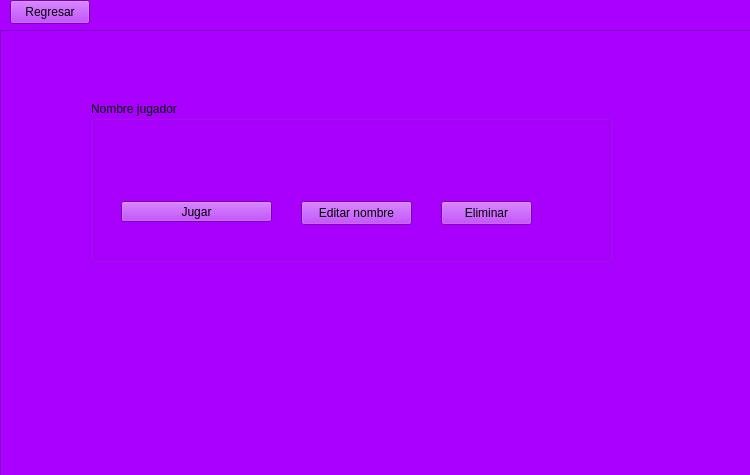
Before: the Qt Designer form ventanacontinuar.ui in AdrianMP16/JuegoCuarenta_QT, drawn with Qt 5.
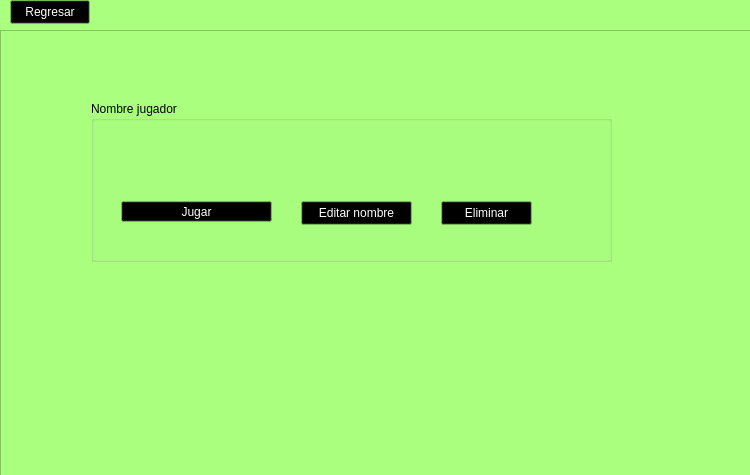
After: the same form once the commit is applied.

The edit to the form file:
```diff
--- a/ventanacontinuar.ui
+++ b/ventanacontinuar.ui
@@ -25,17 +25,17 @@
      <colorrole role="Button">
       <brush brushstyle="SolidPattern">
        <color alpha="255">
-        <red>170</red>
+        <red>0</red>
         <green>0</green>
-        <blue>255</blue>
+        <blue>0</blue>
        </color>
       </brush>
      </colorrole>
      <colorrole role="Light">
       <brush brushstyle="SolidPattern">
        <color alpha="255">
-        <red>212</red>
-        <green>127</green>
+        <red>255</red>
+        <green>255</green>
         <blue>255</blue>
        </color>
       </brush>
@@ -43,9 +43,9 @@
      <colorrole role="Midlight">
       <brush brushstyle="SolidPattern">
        <color alpha="255">
-        <red>191</red>
-        <green>63</green>
-        <blue>255</blue>
+        <red>212</red>
+        <green>255</green>
+        <blue>190</blue>
        </color>
       </brush>
      </colorrole>
@@ -53,8 +53,8 @@
       <brush brushstyle="SolidPattern">
        <color alpha="255">
         <red>85</red>
-        <green>0</green>
-        <blue>127</blue>
+        <green>127</green>
+        <blue>63</blue>
        </color>
       </brush>
      </colorrole>
@@ -62,8 +62,8 @@
       <brush brushstyle="SolidPattern">
        <color alpha="255">
         <red>113</red>
-        <green>0</green>
-        <blue>170</blue>
+        <green>170</green>
+        <blue>85</blue>
        </color>
       </brush>
      </colorrole>
@@ -88,18 +88,18 @@
      <colorrole role="ButtonText">
       <brush brushstyle="SolidPattern">
        <color alpha="255">
-        <red>0</red>
-        <green>0</green>
-        <blue>0</blue>
+        <red>255</red>
+        <green>255</green>
+        <blue>255</blue>
        </color>
       </brush>
      </colorrole>
      <colorrole role="Base">
       <brush brushstyle="SolidPattern">
        <color alpha="255">
-        <red>255</red>
+        <red>170</red>
         <green>255</green>
-        <blue>255</blue>
+        <blue>127</blue>
        </color>
       </brush>
      </colorrole>
@@ -107,8 +107,8 @@
       <brush brushstyle="SolidPattern">
        <color alpha="255">
         <red>170</red>
-        <green>0</green>
-        <blue>255</blue>
+        <green>255</green>
+        <blue>127</blue>
        </color>
       </brush>
      </colorrole>
@@ -121,12 +121,21 @@
        </color>
       </brush>
      </colorrole>
+     <colorrole role="HighlightedText">
+      <brush brushstyle="SolidPattern">
+       <color alpha="255">
+        <red>255</red>
+        <green>255</green>
+        <blue>255</blue>
+       </color>
+      </brush>
+     </colorrole>
      <colorrole role="AlternateBase">
       <brush brushstyle="SolidPattern">
        <color alpha="255">
         <red>212</red>
-        <green>127</green>
-        <blue>255</blue>
+        <green>255</green>
+        <blue>191</blue>
        </color>
       </brush>
      </colorrole>
@@ -180,17 +189,17 @@
      <colorrole role="Button">
       <brush brushstyle="SolidPattern">
        <color alpha="255">
-        <red>170</red>
+        <red>0</red>
         <green>0</green>
-        <blue>255</blue>
+        <blue>0</blue>
        </color>
       </brush>
      </colorrole>
      <colorrole role="Light">
       <brush brushstyle="SolidPattern">
        <color alpha="255">
-        <red>212</red>
-        <green>127</green>
+        <red>255</red>
+        <green>255</green>
         <blue>255</blue>
        </color>
       </brush>
@@ -198,9 +207,9 @@
      <colorrole role="Midlight">
       <brush brushstyle="SolidPattern">
        <color alpha="255">
-        <red>191</red>
-        <green>63</green>
-        <blue>255</blue>
+        <red>212</red>
+        <green>255</green>
+        <blue>190</blue>
        </color>
       </brush>
      </colorrole>
@@ -208,8 +217,8 @@
       <brush brushstyle="SolidPattern">
        <color alpha="255">
         <red>85</red>
-        <green>0</green>
-        <blue>127</blue>
+        <green>127</green>
+        <blue>63</blue>
        </color>
       </brush>
      </colorrole>
@@ -217,8 +226,8 @@
       <brush brushstyle="SolidPattern">
        <color alpha="255">
         <red>113</red>
-        <green>0</green>
-        <blue>170</blue>
+        <green>170</green>
+        <blue>85</blue>
        </color>
       </brush>
      </colorrole>
@@ -243,18 +252,18 @@
      <colorrole role="ButtonText">
       <brush brushstyle="SolidPattern">
        <color alpha="255">
-        <red>0</red>
-        <green>0</green>
-        <blue>0</blue>
+        <red>255</red>
+        <green>255</green>
+        <blue>255</blue>
        </color>
       </brush>
      </colorrole>
      <colorrole role="Base">
       <brush brushstyle="SolidPattern">
        <color alpha="255">
-        <red>255</red>
+        <red>170</red>
         <green>255</green>
-        <blue>255</blue>
+        <blue>127</blue>
        </color>
       </brush>
      </colorrole>
@@ -262,8 +271,8 @@
       <brush brushstyle="SolidPattern">
        <color alpha="255">
         <red>170</red>
-        <green>0</green>
-        <blue>255</blue>
+        <green>255</green>
+        <blue>127</blue>
        </color>
       </brush>
      </colorrole>
@@ -276,12 +285,21 @@
        </color>
       </brush>
      </colorrole>
+     <colorrole role="HighlightedText">
+      <brush brushstyle="SolidPattern">
+       <color alpha="255">
+        <red>255</red>
+        <green>255</green>
+        <blue>255</blue>
+       </color>
+      </brush>
+     </colorrole>
      <colorrole role="AlternateBase">
       <brush brushstyle="SolidPattern">
        <color alpha="255">
         <red>212</red>
-        <green>127</green>
-        <blue>255</blue>
+        <green>255</green>
+        <blue>191</blue>
        </color>
       </brush>
      </colorrole>
@@ -327,25 +345,25 @@
       <brush brushstyle="SolidPattern">
        <color alpha="255">
         <red>85</red>
-        <green>0</green>
-        <blue>127</blue>
+        <green>127</green>
+        <blue>63</blue>
        </color>
       </brush>
      </colorrole>
      <colorrole role="Button">
       <brush brushstyle="SolidPattern">
        <color alpha="255">
-        <red>170</red>
+        <red>0</red>
         <green>0</green>
-        <blue>255</blue>
+        <blue>0</blue>
        </color>
       </brush>
      </colorrole>
      <colorrole role="Light">
       <brush brushstyle="SolidPattern">
        <color alpha="255">
-        <red>212</red>
-        <green>127</green>
+        <red>255</red>
+        <green>255</green>
         <blue>255</blue>
        </color>
       </brush>
@@ -353,9 +371,9 @@
      <colorrole role="Midlight">
       <brush brushstyle="SolidPattern">
        <color alpha="255">
-        <red>191</red>
-        <green>63</green>
-        <blue>255</blue>
+        <red>212</red>
+        <green>255</green>
+        <blue>190</blue>
        </color>
       </brush>
      </colorrole>
@@ -363,8 +381,8 @@
       <brush brushstyle="SolidPattern">
        <color alpha="255">
         <red>85</red>
-        <green>0</green>
-        <blue>127</blue>
+        <green>127</green>
+        <blue>63</blue>
        </color>
       </brush>
      </colorrole>
@@ -372,8 +390,8 @@
       <brush brushstyle="SolidPattern">
        <color alpha="255">
         <red>113</red>
-        <green>0</green>
-        <blue>170</blue>
+        <green>170</green>
+        <blue>85</blue>
        </color>
       </brush>
      </colorrole>
@@ -381,8 +399,8 @@
       <brush brushstyle="SolidPattern">
        <color alpha="255">
         <red>85</red>
-        <green>0</green>
-        <blue>127</blue>
+        <green>127</green>
+        <blue>63</blue>
        </color>
       </brush>
      </colorrole>
@@ -399,8 +417,8 @@
       <brush brushstyle="SolidPattern">
        <color alpha="255">
         <red>85</red>
-        <green>0</green>
-        <blue>127</blue>
+        <green>127</green>
+        <blue>63</blue>
        </color>
       </brush>
      </colorrole>
@@ -408,8 +426,8 @@
       <brush brushstyle="SolidPattern">
        <color alpha="255">
         <red>170</red>
-        <green>0</green>
-        <blue>255</blue>
+        <green>255</green>
+        <blue>127</blue>
        </color>
       </brush>
      </colorrole>
@@ -417,8 +435,8 @@
       <brush brushstyle="SolidPattern">
        <color alpha="255">
         <red>170</red>
-        <green>0</green>
-        <blue>255</blue>
+        <green>255</green>
+        <blue>127</blue>
        </color>
       </brush>
      </colorrole>
@@ -431,12 +449,21 @@
        </color>
       </brush>
      </colorrole>
+     <colorrole role="HighlightedText">
+      <brush brushstyle="SolidPattern">
+       <color alpha="255">
+        <red>255</red>
+        <green>255</green>
+        <blue>255</blue>
+       </color>
+      </brush>
+     </colorrole>
      <colorrole role="AlternateBase">
       <brush brushstyle="SolidPattern">
        <color alpha="255">
         <red>170</red>
-        <green>0</green>
-        <blue>255</blue>
+        <green>255</green>
+        <blue>127</blue>
        </color>
       </brush>
      </colorrole>
@@ -462,16 +489,16 @@
       <brush brushstyle="SolidPattern">
        <color alpha="127">
         <red>85</red>
-        <green>0</green>
-        <blue>127</blue>
+        <green>127</green>
+        <blue>63</blue>
        </color>
       </brush>
      </colorrole>
      <colorrole role="Accent">
       <brush brushstyle="SolidPattern">
        <color alpha="255">
-        <red>195</red>
-        <green>76</green>
+        <red>255</red>
+        <green>255</green>
         <blue>255</blue>
        </color>
       </brush>
@@ -491,6 +518,475 @@
      <height>451</height>
     </rect>
    </property>
+   <property name="palette">
+    <palette>
+     <active>
+      <colorrole role="WindowText">
+       <brush brushstyle="SolidPattern">
+        <color alpha="255">
+         <red>0</red>
+         <green>0</green>
+         <blue>0</blue>
+        </color>
+       </brush>
+      </colorrole>
+      <colorrole role="Button">
+       <brush brushstyle="SolidPattern">
+        <color alpha="255">
+         <red>0</red>
+         <green>0</green>
+         <blue>0</blue>
+        </color>
+       </brush>
+      </colorrole>
+      <colorrole role="Light">
+       <brush brushstyle="SolidPattern">
+        <color alpha="255">
+         <red>255</red>
+         <green>255</green>
+         <blue>254</blue>
+        </color>
+       </brush>
+      </colorrole>
+      <colorrole role="Midlight">
+       <brush brushstyle="SolidPattern">
+        <color alpha="255">
+         <red>212</red>
+         <green>255</green>
+         <blue>190</blue>
+        </color>
+       </brush>
+      </colorrole>
+      <colorrole role="Dark">
+       <brush brushstyle="SolidPattern">
+        <color alpha="255">
+         <red>85</red>
+         <green>127</green>
+         <blue>63</blue>
+        </color>
+       </brush>
+      </colorrole>
+      <colorrole role="Mid">
+       <brush brushstyle="SolidPattern">
+        <color alpha="255">
+         <red>113</red>
+         <green>170</green>
+         <blue>85</blue>
+        </color>
+       </brush>
+      </colorrole>
+      <colorrole role="Text">
+       <brush brushstyle="SolidPattern">
+        <color alpha="255">
+         <red>0</red>
+         <green>0</green>
+         <blue>0</blue>
+        </color>
+       </brush>
+      </colorrole>
+      <colorrole role="BrightText">
+       <brush brushstyle="SolidPattern">
+        <color alpha="255">
+         <red>255</red>
+         <green>255</green>
+         <blue>255</blue>
+        </color>
+       </brush>
+      </colorrole>
+      <colorrole role="ButtonText">
+       <brush brushstyle="SolidPattern">
+        <color alpha="255">
+         <red>255</red>
+         <green>255</green>
+         <blue>255</blue>
+        </color>
+       </brush>
+      </colorrole>
+      <colorrole role="Base">
+       <brush brushstyle="SolidPattern">
+        <color alpha="255">
+         <red>255</red>
+         <green>255</green>
+         <blue>255</blue>
+        </color>
+       </brush>
+      </colorrole>
+      <colorrole role="Window">
+       <brush brushstyle="SolidPattern">
+        <color alpha="255">
+         <red>170</red>
+         <green>255</green>
+         <blue>127</blue>
+        </color>
+       </brush>
+      </colorrole>
+      <colorrole role="Shadow">
+       <brush brushstyle="SolidPattern">
+        <color alpha="255">
+         <red>0</red>
+         <green>0</green>
+         <blue>0</blue>
+        </color>
+       </brush>
+      </colorrole>
+      <colorrole role="AlternateBase">
+       <brush brushstyle="SolidPattern">
+        <color alpha="255">
+         <red>212</red>
+         <green>255</green>
+         <blue>191</blue>
+        </color>
+       </brush>
+      </colorrole>
+      <colorrole role="ToolTipBase">
+       <brush brushstyle="SolidPattern">
+        <color alpha="255">
+         <red>255</red>
+         <green>255</green>
+         <blue>220</blue>
+        </color>
+       </brush>
+      </colorrole>
+      <colorrole role="ToolTipText">
+       <brush brushstyle="SolidPattern">
+        <color alpha="255">
+         <red>0</red>
+         <green>0</green>
+         <blue>0</blue>
+        </color>
+       </brush>
+      </colorrole>
+      <colorrole role="PlaceholderText">
+       <brush brushstyle="SolidPattern">
+        <color alpha="127">
+         <red>0</red>
+         <green>0</green>
+         <blue>0</blue>
+        </color>
+       </brush>
+      </colorrole>
+      <colorrole role="Accent">
+       <brush brushstyle="SolidPattern">
+        <color alpha="255">
+         <red>255</red>
+         <green>255</green>
+         <blue>255</blue>
+        </color>
+       </brush>
+      </colorrole>
+     </active>
+     <inactive>
+      <colorrole role="WindowText">
+       <brush brushstyle="SolidPattern">
+        <color alpha="255">
+         <red>0</red>
+         <green>0</green>
+         <blue>0</blue>
+        </color>
+       </brush>
+      </colorrole>
+      <colorrole role="Button">
+       <brush brushstyle="SolidPattern">
+        <color alpha="255">
+         <red>0</red>
+         <green>0</green>
+         <blue>0</blue>
+        </color>
+       </brush>
+      </colorrole>
+      <colorrole role="Light">
+       <brush brushstyle="SolidPattern">
+        <color alpha="255">
+         <red>255</red>
+         <green>255</green>
+         <blue>254</blue>
+        </color>
+       </brush>
+      </colorrole>
+      <colorrole role="Midlight">
+       <brush brushstyle="SolidPattern">
+        <color alpha="255">
+         <red>212</red>
+         <green>255</green>
+         <blue>190</blue>
+        </color>
+       </brush>
+      </colorrole>
+      <colorrole role="Dark">
+       <brush brushstyle="SolidPattern">
+        <color alpha="255">
+         <red>85</red>
+         <green>127</green>
+         <blue>63</blue>
+        </color>
+       </brush>
+      </colorrole>
+      <colorrole role="Mid">
+       <brush brushstyle="SolidPattern">
+        <color alpha="255">
+         <red>113</red>
+         <green>170</green>
+         <blue>85</blue>
+        </color>
+       </brush>
+      </colorrole>
+      <colorrole role="Text">
+       <brush brushstyle="SolidPattern">
+        <color alpha="255">
+         <red>0</red>
+         <green>0</green>
+         <blue>0</blue>
+        </color>
+       </brush>
+      </colorrole>
+      <colorrole role="BrightText">
+       <brush brushstyle="SolidPattern">
+        <color alpha="255">
+         <red>255</red>
+         <green>255</green>
+         <blue>255</blue>
+        </color>
+       </brush>
+      </colorrole>
+      <colorrole role="ButtonText">
+       <brush brushstyle="SolidPattern">
+        <color alpha="255">
+         <red>255</red>
+         <green>255</green>
+         <blue>255</blue>
+        </color>
+       </brush>
+      </colorrole>
+      <colorrole role="Base">
+       <brush brushstyle="SolidPattern">
+        <color alpha="255">
+         <red>255</red>
+         <green>255</green>
+         <blue>255</blue>
+        </color>
+       </brush>
+      </colorrole>
+      <colorrole role="Window">
+       <brush brushstyle="SolidPattern">
+        <color alpha="255">
+         <red>170</red>
+         <green>255</green>
+         <blue>127</blue>
+        </color>
+       </brush>
+      </colorrole>
+      <colorrole role="Shadow">
+       <brush brushstyle="SolidPattern">
+        <color alpha="255">
+         <red>0</red>
+         <green>0</green>
+         <blue>0</blue>
+        </color>
+       </brush>
+      </colorrole>
+      <colorrole role="AlternateBase">
+       <brush brushstyle="SolidPattern">
+        <color alpha="255">
+         <red>212</red>
+         <green>255</green>
+         <blue>191</blue>
+        </color>
+       </brush>
+      </colorrole>
+      <colorrole role="ToolTipBase">
+       <brush brushstyle="SolidPattern">
+        <color alpha="255">
+         <red>255</red>
+         <green>255</green>
+         <blue>220</blue>
+        </color>
+       </brush>
+      </colorrole>
+      <colorrole role="ToolTipText">
+       <brush brushstyle="SolidPattern">
+        <color alpha="255">
+         <red>0</red>
+         <green>0</green>
+         <blue>0</blue>
+        </color>
+       </brush>
+      </colorrole>
+      <colorrole role="PlaceholderText">
+       <brush brushstyle="SolidPattern">
+        <color alpha="127">
+         <red>0</red>
+         <green>0</green>
+         <blue>0</blue>
+        </color>
+       </brush>
+      </colorrole>
+      <colorrole role="Accent">
+       <brush brushstyle="SolidPattern">
+        <color alpha="255">
+         <red>255</red>
+         <green>255</green>
+         <blue>255</blue>
+        </color>
+       </brush>
+      </colorrole>
+     </inactive>
+     <disabled>
+      <colorrole role="WindowText">
+       <brush brushstyle="SolidPattern">
+        <color alpha="255">
+         <red>85</red>
+         <green>127</green>
+         <blue>63</blue>
+        </color>
+       </brush>
+      </colorrole>
+      <colorrole role="Button">
+       <brush brushstyle="SolidPattern">
+        <color alpha="255">
+         <red>0</red>
+         <green>0</green>
+         <blue>0</blue>
+        </color>
+       </brush>
+      </colorrole>
+      <colorrole role="Light">
+       <brush brushstyle="SolidPattern">
+        <color alpha="255">
+         <red>255</red>
+         <green>255</green>
+         <blue>254</blue>
+        </color>
+       </brush>
+      </colorrole>
+      <colorrole role="Midlight">
+       <brush brushstyle="SolidPattern">
+        <color alpha="255">
+         <red>212</red>
+         <green>255</green>
+         <blue>190</blue>
+        </color>
+       </brush>
+      </colorrole>
+      <colorrole role="Dark">
+       <brush brushstyle="SolidPattern">
+        <color alpha="255">
+         <red>85</red>
+         <green>127</green>
+         <blue>63</blue>
+        </color>
+       </brush>
+      </colorrole>
+      <colorrole role="Mid">
+       <brush brushstyle="SolidPattern">
+        <color alpha="255">
+         <red>113</red>
+         <green>170</green>
+         <blue>85</blue>
+        </color>
+       </brush>
+      </colorrole>
+      <colorrole role="Text">
+       <brush brushstyle="SolidPattern">
+        <color alpha="255">
+         <red>85</red>
+         <green>127</green>
+         <blue>63</blue>
+        </color>
+       </brush>
+      </colorrole>
+      <colorrole role="BrightText">
+       <brush brushstyle="SolidPattern">
+        <color alpha="255">
+         <red>255</red>
+         <green>255</green>
+         <blue>255</blue>
+        </color>
+       </brush>
+      </colorrole>
+      <colorrole role="ButtonText">
+       <brush brushstyle="SolidPattern">
+        <color alpha="255">
+         <red>85</red>
+         <green>127</green>
+         <blue>63</blue>
+        </color>
+       </brush>
+      </colorrole>
+      <colorrole role="Base">
+       <brush brushstyle="SolidPattern">
+        <color alpha="255">
+         <red>170</red>
+         <green>255</green>
+         <blue>127</blue>
+        </color>
+       </brush>
+      </colorrole>
+      <colorrole role="Window">
+       <brush brushstyle="SolidPattern">
+        <color alpha="255">
+         <red>170</red>
+         <green>255</green>
+         <blue>127</blue>
+        </color>
+       </brush>
+      </colorrole>
+      <colorrole role="Shadow">
+       <brush brushstyle="SolidPattern">
+        <color alpha="255">
+         <red>0</red>
+         <green>0</green>
+         <blue>0</blue>
+        </color>
+       </brush>
+      </colorrole>
+      <colorrole role="AlternateBase">
+       <brush brushstyle="SolidPattern">
+        <color alpha="255">
+         <red>170</red>
+         <green>255</green>
+         <blue>127</blue>
+        </color>
+       </brush>
+      </colorrole>
+      <colorrole role="ToolTipBase">
+       <brush brushstyle="SolidPattern">
+        <color alpha="255">
+         <red>255</red>
+         <green>255</green>
+         <blue>220</blue>
+        </color>
+       </brush>
+      </colorrole>
+      <colorrole role="ToolTipText">
+       <brush brushstyle="SolidPattern">
+        <color alpha="255">
+         <red>0</red>
+         <green>0</green>
+         <blue>0</blue>
+        </color>
+       </brush>
+      </colorrole>
+      <colorrole role="PlaceholderText">
+       <brush brushstyle="SolidPattern">
+        <color alpha="127">
+         <red>85</red>
+         <green>127</green>
+         <blue>63</blue>
+        </color>
+       </brush>
+      </colorrole>
+      <colorrole role="Accent">
+       <brush brushstyle="SolidPattern">
+        <color alpha="255">
+         <red>221</red>
+         <green>255</green>
+         <blue>203</blue>
+        </color>
+       </brush>
+      </colorrole>
+     </disabled>
+    </palette>
+   </property>
    <property name="widgetResizable">
     <bool>true</bool>
    </property>
```
